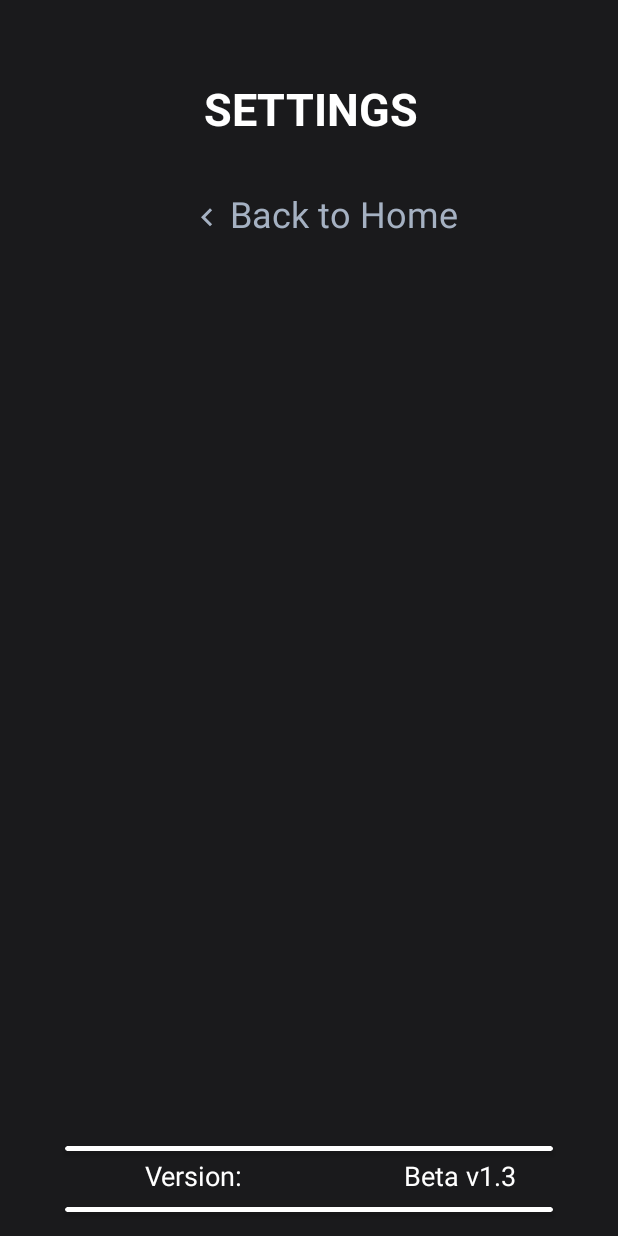
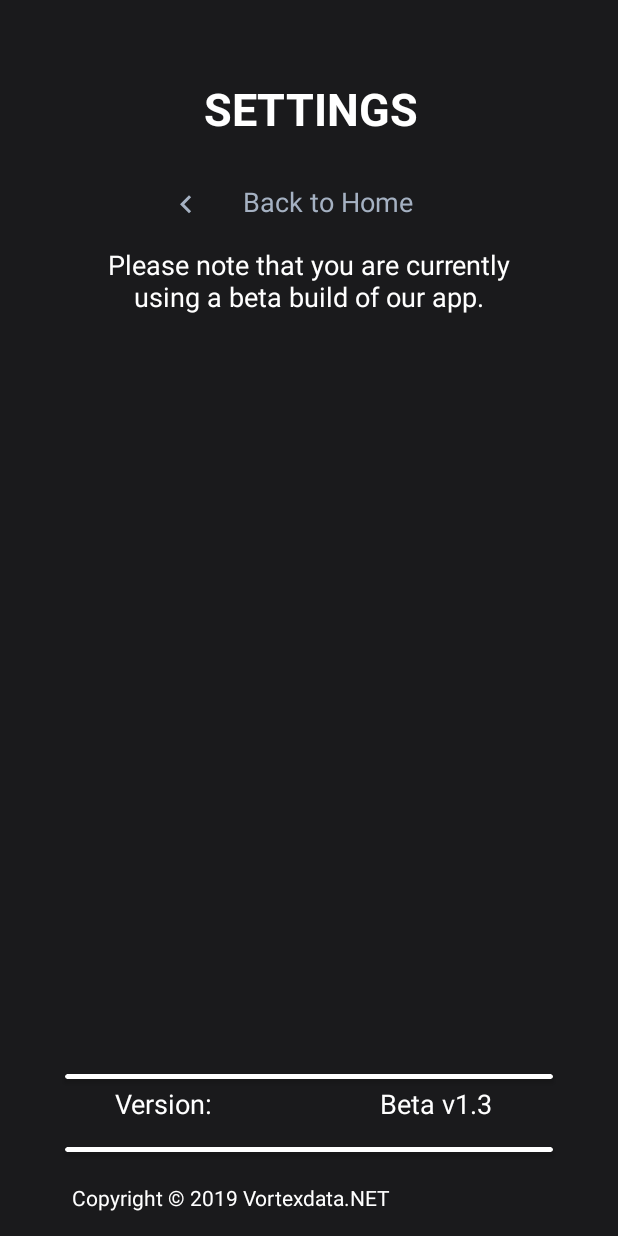
Before and after one commit to Klausmd5/HTL_AutoLogin-Android, an Android app: the Settings screen opened directly, with no data from a screen before it, on a phone screen of 412 x 824 dp. Run offline under Robolectric (Android 15) with nearby library versions, the phone set to English and light mode, and no system bars; Roboto replaces fonts that are not available here.

Commit message:
- Updated Style in Configpage - addet Backend Timer (message and block are missing)

```diff
--- a/app/src/main/java/net/vortexdata/autolog/MainActivity.java
+++ b/app/src/main/java/net/vortexdata/autolog/MainActivity.java
@@ -16,6 +16,8 @@ import android.widget.ImageView;
 import android.widget.TextView;
 import android.widget.Toast;
 
+import java.util.Calendar;
+import java.util.Date;
 import java.util.List;
 
 
@@ -52,6 +54,20 @@ public class MainActivity extends AppCompatActivity implements ResponseReceiver
             Intent intent = new Intent(getApplicationContext(), Settings.class);
             startActivity(intent);
         });
+
+        Calendar c = Calendar.getInstance();
+        c.set(Calendar.MONTH, 2);
+        c.set(Calendar.DATE, 30);
+        c.set(Calendar.YEAR, 2019);
+
+        Date date = new Date();
+        Date lockDate = c.getTime();
+
+        if(date.after(lockDate)) {
+            System.out.println("Time Passet!");
+        } else {
+            System.out.println("Time didn't pass!");
+        }
 
     }
 
--- a/app/src/main/res/layout/activity_settings.xml
+++ b/app/src/main/res/layout/activity_settings.xml
@@ -39,7 +39,8 @@
         android:id="@+id/textView3"
         android:layout_width="162dp"
         android:layout_height="33dp"
-        android:layout_marginEnd="24dp"
+        android:layout_marginEnd="40dp"
+        android:layout_marginBottom="8dp"
         android:text="@string/version"
         android:textAlignment="center"
         android:textColor="#ffff"
@@ -53,13 +54,14 @@
         android:layout_height="33dp"
         android:layout_marginStart="8dp"
         android:layout_marginEnd="8dp"
+        android:layout_marginBottom="8dp"
         android:text="Version:"
         android:textAlignment="center"
         android:textColor="#ffff"
         android:textSize="18sp"
         app:layout_constraintBottom_toTopOf="@+id/cardView"
         app:layout_constraintEnd_toStartOf="@+id/textView3"
-        app:layout_constraintHorizontal_bias="0.833"
+        app:layout_constraintHorizontal_bias="0.625"
         app:layout_constraintStart_toStartOf="parent" />
 
     <android.support.v7.widget.CardView
@@ -68,25 +70,50 @@
         android:layout_height="3dp"
         android:layout_marginStart="8dp"
         android:layout_marginEnd="8dp"
-        android:layout_marginBottom="16dp"
+        android:layout_marginBottom="56dp"
         app:layout_constraintBottom_toBottomOf="parent"
         app:layout_constraintEnd_toEndOf="parent"
         app:layout_constraintStart_toStartOf="parent" />
 
     <TextView
         android:id="@+id/name"
-        android:layout_width="182dp"
-        android:layout_height="39dp"
+        android:layout_width="188dp"
+        android:layout_height="30dp"
         android:layout_marginStart="8dp"
-        android:layout_marginTop="12dp"
-        android:layout_marginEnd="104dp"
+        android:layout_marginTop="8dp"
+        android:layout_marginEnd="8dp"
         android:drawableLeft="@drawable/ic_keyboard_arrow_left_black_24dp"
         android:text="Back to Home"
         android:textAlignment="center"
         android:textColor="#A5B1C2"
-        android:textSize="24sp"
+        android:textSize="18sp"
         app:layout_constraintEnd_toEndOf="parent"
-        app:layout_constraintHorizontal_bias="1.0"
         app:layout_constraintStart_toStartOf="parent"
         app:layout_constraintTop_toBottomOf="@+id/textView5" />
+
+    <TextView
+        android:id="@+id/copyright"
+        android:layout_width="wrap_content"
+        android:layout_height="wrap_content"
+        android:layout_marginStart="48dp"
+        android:layout_marginBottom="16dp"
+        android:text="Copyright © 2019 Vortexdata.NET"
+        android:textColor="#fff"
+        app:layout_constraintBottom_toBottomOf="parent"
+        app:layout_constraintStart_toStartOf="parent" />
+
+    <TextView
+        android:id="@+id/note"
+        android:layout_width="307dp"
+        android:layout_height="50dp"
+        android:layout_marginStart="8dp"
+        android:layout_marginTop="12dp"
+        android:layout_marginEnd="8dp"
+        android:text="Please note that you are currently using a beta build of our app."
+        android:textAlignment="center"
+        android:textColor="#fff"
+        android:textSize="18sp"
+        app:layout_constraintEnd_toEndOf="parent"
+        app:layout_constraintStart_toStartOf="parent"
+        app:layout_constraintTop_toBottomOf="@+id/name" />
 </android.support.constraint.ConstraintLayout>
```
